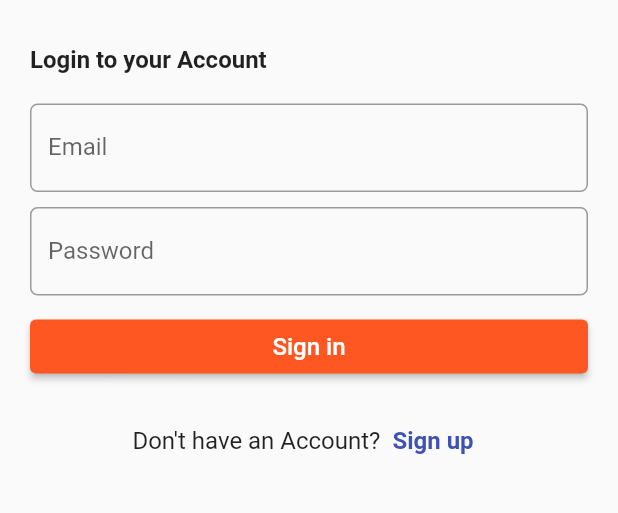
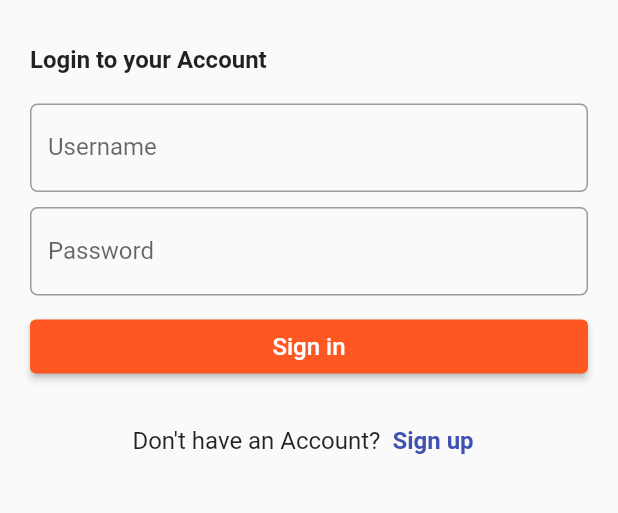
Before and after one commit to santoshghimire007/MajorProject_Ecommerce, a Flutter app: the LoginScreen screen opened directly, on a phone screen of 412 x 824 dp, the part 255-768 px from its top. Run offline on Flutter 3.47's test engine with Material 2 defaults, Android fonts, the phone set to English and light mode, and no system bars; our stand-ins replace carousel_slider; network calls fail.

Commit message:
all edited added

```diff
--- a/lib/main.dart
+++ b/lib/main.dart
@@ -1,4 +1,5 @@
-import 'package:ecommerce_major_project/screens/login_screen.dart';
+import 'package:ecommerce_major_project/views/screens/login_screen.dart';
+import 'package:ecommerce_major_project/views/screens/homeScreen/user_home_screen.dart';
 import 'package:flutter/material.dart';
 
 void main() {
@@ -11,9 +12,8 @@ class MyApp extends StatelessWidget {
   @override
   Widget build(BuildContext context) {
     return const MaterialApp(
-
       debugShowCheckedModeBanner: false,
-      home: LoginScreen(),
+      home: UserHomeScreen(),
     );
   }
 }
--- a/lib/screens/login_screen.dart
+++ /dev/null
@@ -1,99 +0,0 @@
-import 'package:ecommerce_major_project/screens/signup_screen.dart';
-import 'package:ecommerce_major_project/widgets/textfield_widget.dart';
-import 'package:flutter/material.dart';
-
-class LoginScreen extends StatefulWidget {
-  const LoginScreen({Key? key}) : super(key: key);
-
-  @override
-  State<LoginScreen> createState() => _LoginScreenState();
-}
-
-class _LoginScreenState extends State<LoginScreen> {
-  TextEditingController emailConroller = TextEditingController();
-  TextEditingController passwordConroller = TextEditingController();
-  @override
-  Widget build(BuildContext context) {
-    return Scaffold(
-      body: SafeArea(
-        child: Padding(
-          padding: const EdgeInsets.symmetric(horizontal: 20),
-          child: SingleChildScrollView(
-            child: Center(
-              child: Column(
-                children: [
-                  const SizedBox(height: 70),
-                  SizedBox(
-                    height: 100,
-                    width: 100,
-                    child: Image.asset('assets/images/logoe.png'),
-                  ),
-                  const SizedBox(
-                    height: 30,
-                  ),
-                  const Align(
-                    alignment: Alignment.topLeft,
-                    child: Text(
-                      'Login to your Account',
-                      style:
-                          TextStyle(fontWeight: FontWeight.bold, fontSize: 16),
-                    ),
-                  ),
-                  const SizedBox(
-                    height: 20,
-                  ),
-                  TextfieldWidget(
-                      controllerValue: emailConroller, lblText: 'Email'),
-                  const SizedBox(
-                    height: 10,
-                  ),
-                  TextfieldWidget(
-                      controllerValue: passwordConroller, lblText: 'Password'),
-                  const SizedBox(
-                    height: 10,
-                  ),
-                  SizedBox(
-                      width: double.infinity,
-                      child: ElevatedButton(
-                          style: ButtonStyle(
-                              backgroundColor:
-                                  MaterialStateProperty.all(Colors.deepOrange)),
-                          onPressed: () {},
-                          child: const Text(
-                            'Sign in',
-                            style: TextStyle(fontSize: 16),
-                          ))),
-                  const SizedBox(height: 15),
-                  Row(
-                    mainAxisAlignment: MainAxisAlignment.center,
-                    children: <Widget>[
-                      const Text(
-                        "Don't have an Account?",
-                        style: TextStyle(fontSize: 16),
-                      ),
-                      TextButton(
-                          onPressed: () {
-                            Navigator.push(
-                                context,
-                                MaterialPageRoute(
-                                    builder: (context) =>
-                                        const SignUpScreen()));
-                          },
-                          child: const Text(
-                            'Sign up',
-                            style: TextStyle(
-                                color: Colors.indigo,
-                                fontWeight: FontWeight.bold,
-                                fontSize: 16),
-                          ))
-                    ],
-                  )
-                ],
-              ),
-            ),
-          ),
-        ),
-      ),
-    );
-  }
-}
--- /dev/null
+++ b/lib/views/screens/login_screen.dart
@@ -0,0 +1,92 @@
+import 'package:ecommerce_major_project/models/product_model.dart';
+import 'package:ecommerce_major_project/services/apiServices/products_services.dart';
+import 'package:ecommerce_major_project/views/screens/signup_screen.dart';
+import 'package:ecommerce_major_project/views/widgets/textfield_widget.dart';
+import 'package:flutter/material.dart';
+
+class LoginScreen extends StatefulWidget {
+  const LoginScreen({Key? key}) : super(key: key);
+
+  @override
+  State<LoginScreen> createState() => _LoginScreenState();
+}
+
+class _LoginScreenState extends State<LoginScreen> {
+  TextEditingController userConroller = TextEditingController();
+  TextEditingController passwordConroller = TextEditingController();
+
+  @override
+  Widget build(BuildContext context) {
+    return Scaffold(
+      body: SafeArea(
+        child: Padding(
+          padding: const EdgeInsets.symmetric(horizontal: 20),
+          child: SingleChildScrollView(
+            child: Center(
+                child: Column(children: [
+              const SizedBox(height: 70),
+              SizedBox(
+                height: 100,
+                width: 100,
+                child: Image.asset('assets/images/logoe.png'),
+              ),
+              const SizedBox(
+                height: 30,
+              ),
+              const Align(
+                alignment: Alignment.topLeft,
+                child: Text(
+                  'Login to your Account',
+                  style: TextStyle(fontWeight: FontWeight.bold, fontSize: 16),
+                ),
+              ),
+              const SizedBox(
+                height: 20,
+              ),
+              TextfieldWidget(
+                  controllerValue: userConroller, lblText: 'Username'),
+              const SizedBox(
+                height: 10,
+              ),
+              TextfieldWidget(
+                  controllerValue: passwordConroller, lblText: 'Password'),
+              const SizedBox(
+                height: 10,
+              ),
+              SizedBox(
+                  width: double.infinity,
+                  child: ElevatedButton(
+                      style: ButtonStyle(
+                          backgroundColor:
+                              MaterialStateProperty.all(Colors.deepOrange)),
+                      onPressed: () {},
+                      child: const Text(
+                        'Sign in',
+                        style: TextStyle(fontSize: 16),
+                      ))),
+              const SizedBox(height: 15),
+              Row(
+                  mainAxisAlignment: MainAxisAlignment.center,
+                  children: <Widget>[
+                    const Text("Don't have an Account?",
+                        style: TextStyle(fontSize: 16)),
+                    TextButton(
+                        onPressed: () {
+                          Navigator.push(
+                              context,
+                              MaterialPageRoute(
+                                  builder: (context) => const SignUpScreen()));
+                        },
+                        child: const Text('Sign up',
+                            style: TextStyle(
+                                color: Colors.indigo,
+                                fontWeight: FontWeight.bold,
+                                fontSize: 16)))
+                  ])
+            ])),
+          ),
+        ),
+      ),
+    );
+  }
+}
--- a/pubspec.yaml
+++ b/pubspec.yaml
@@ -29,6 +29,8 @@ environment:
 dependencies:
   flutter:
     sdk: flutter
+  http: ^0.13.4
+  carousel_slider: ^4.1.1
 
 
   # The following adds the Cupertino Icons font to your application.
```
Also changed, not shown: lib/models/category_model.dart (added, +32 -0 lines), lib/models/product_model.dart (added, +59 -0 lines), lib/services/apiServices/products_services.dart (added, +66 -0 lines), lib/views/screens/category_details_screen.dart (added, +79 -0 lines), lib/views/screens/homeScreen/hot_products.dart (added, +86 -0 lines), lib/views/screens/homeScreen/recently_viewd.dart (added, +53 -0 lines), lib/views/screens/homeScreen/user_home_screen.dart (added, +156 -0 lines), lib/views/screens/signup_screen.dart (renamed from lib/screens/signup_screen.dart, +4 -4 lines), lib/utils/conversion.dart (added), lib/utils/navigator.dart (added), lib/views/widgets/textfield_widget.dart (renamed from lib/widgets/textfield_widget.dart), pubspec.lock.
